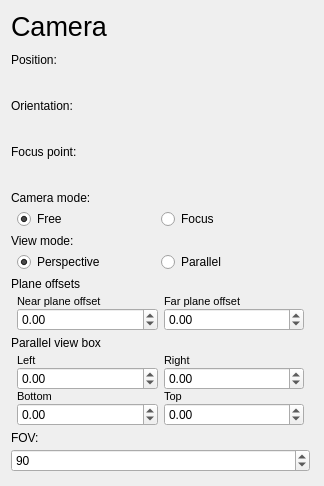
The window that src/widgets/UI/CameraConfigView.ui (DisonGo/s21_3DViewer) describes before a commit, drawn with Qt 5.
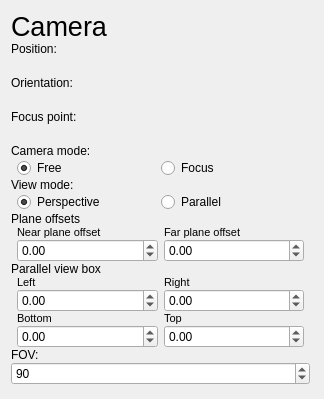
The same window after the commit. Custom widgets are drawn as their Qt base class.

Patch:
```diff
--- a/src/widgets/UI/CameraConfigView.ui
+++ b/src/widgets/UI/CameraConfigView.ui
@@ -7,7 +7,7 @@
     <x>0</x>
     <y>0</y>
     <width>324</width>
-    <height>486</height>
+    <height>397</height>
    </rect>
   </property>
   <property name="windowTitle">
@@ -20,6 +20,9 @@
    <string>config_widget</string>
   </property>
   <layout class="QGridLayout" name="gridLayout">
+   <property name="verticalSpacing">
+    <number>0</number>
+   </property>
    <item row="1" column="0">
     <widget class="QWidget" name="TransformsGrid" native="true">
      <property name="sizePolicy">
```
